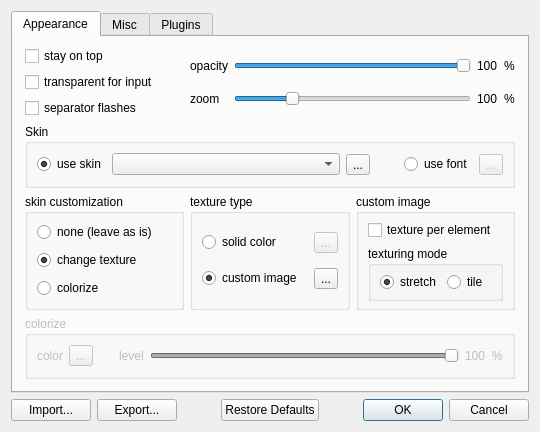
Qt form digital_clock/gui/settings_dialog.ui (Kolcha/DigitalClock4) before a commit.
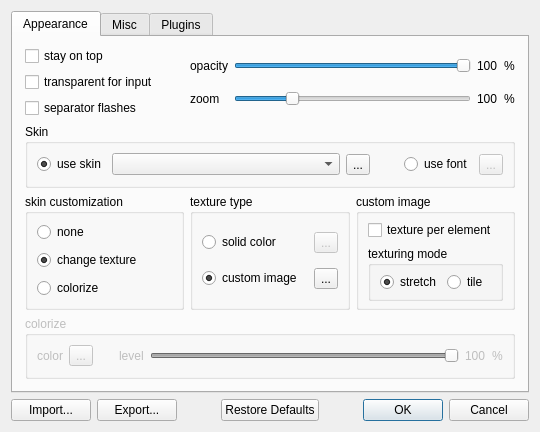
The same form after that commit. Icons and pictures are not drawn.

Diff of the .ui file:
```diff
--- a/digital_clock/gui/settings_dialog.ui
+++ b/digital_clock/gui/settings_dialog.ui
@@ -290,7 +290,7 @@
           <item>
            <widget class="QRadioButton" name="cust_none">
             <property name="text">
-             <string>none (leave as is)</string>
+             <string>none</string>
             </property>
            </widget>
           </item>
```
